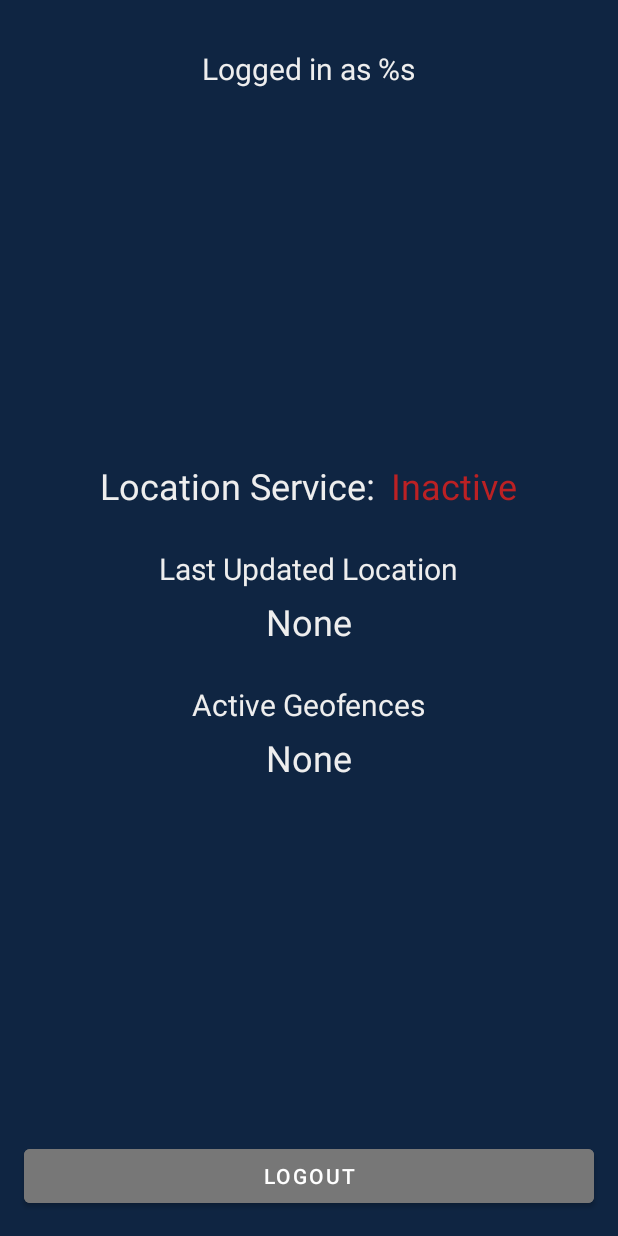
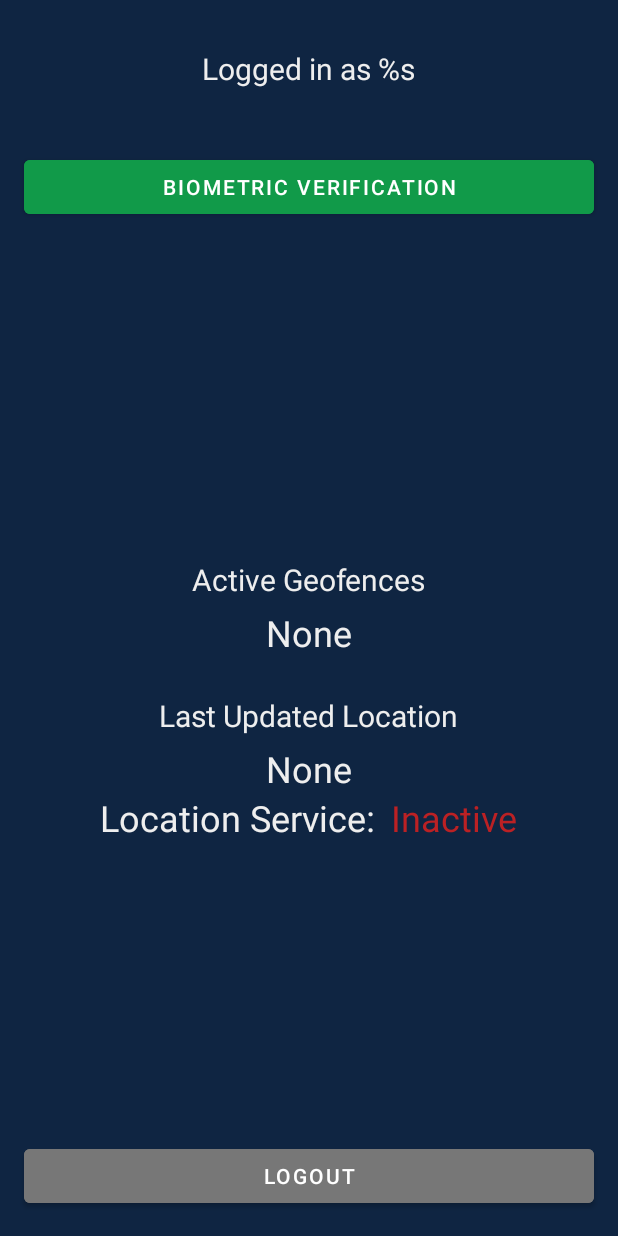
Before and after one commit to Nosewall/COMP-4800-Practicum-2, an Android app: the DashboardActivity screen opened directly, with no data from a screen before it, on a phone screen of 412 x 824 dp. Run offline under Robolectric (Android 15) with nearby library versions, the phone set to English and light mode, and no system bars; 1 statement that could not run was skipped.

Commit message:
feat: add biometrics button to dashboard
refactor dashboard layout

```diff
--- a/silver-servers-companion/app/src/main/res/layout/activity_dashboard.xml
+++ b/silver-servers-companion/app/src/main/res/layout/activity_dashboard.xml
@@ -27,39 +27,56 @@
 
     <LinearLayout
         android:layout_width="match_parent"
-        android:layout_height="match_parent"
+        android:layout_height="wrap_content"
+        android:orientation="vertical">
+
+        <Button
+            android:id="@+id/button_dash_biometrics"
+            android:layout_width="match_parent"
+            android:layout_height="wrap_content"
+            android:layout_margin="16sp"
+            android:backgroundTint="@color/primary"
+            android:onClick="logout"
+            android:text="@string/biometrics" />
+    </LinearLayout>
+
+    <LinearLayout
+        android:layout_width="match_parent"
+        android:layout_height="wrap_content"
+        android:layout_weight="1"
+        android:gravity="center_vertical"
         android:orientation="vertical">
 
         <LinearLayout
             android:layout_width="match_parent"
             android:layout_height="wrap_content"
-            android:layout_weight="1"
             android:gravity="center"
             android:orientation="vertical">
 
-            <LinearLayout
-                android:layout_width="match_parent"
+            <TextView
+                android:id="@+id/textView_dash_geoLabel"
+                android:layout_width="wrap_content"
                 android:layout_height="wrap_content"
-                android:gravity="center"
-                android:orientation="horizontal">
+                android:layout_marginTop="25dp"
+                android:layout_marginBottom="5dp"
+                android:text="Active Geofences"
+                android:textColor="@color/foreground"
+                android:textSize="20sp" />
 
-                <TextView
-                    android:id="@+id/textView_dash_serviceStatusLabel"
-                    android:layout_width="wrap_content"
-                    android:layout_height="wrap_content"
-                    android:layout_marginEnd="10dp"
-                    android:text="Location Service:"
-                    android:textColor="@color/foreground"
-                    android:textSize="24sp" />
+            <TextView
+                android:id="@+id/textView_dash_geo"
+                android:layout_width="wrap_content"
+                android:layout_height="wrap_content"
+                android:text="None"
+                android:textColor="@color/foreground"
+                android:textSize="24sp" />
+        </LinearLayout>
 
-                <TextView
-                    android:id="@+id/textView_dash_serviceStatus"
-                    android:layout_width="wrap_content"
-                    android:layout_height="wrap_content"
-                    android:text="None"
-                    android:textColor="@color/foreground"
-                    android:textSize="24sp" />
-            </LinearLayout>
+        <LinearLayout
+            android:layout_width="match_parent"
+            android:layout_height="wrap_content"
+            android:gravity="center"
+            android:orientation="vertical">
 
             <TextView
                 android:id="@+id/textView_dash_locationLabel"
@@ -78,26 +95,38 @@
                 android:text="None"
                 android:textColor="@color/foreground"
                 android:textSize="24sp" />
+        </LinearLayout>
+
+        <LinearLayout
+            android:layout_width="match_parent"
+            android:layout_height="wrap_content"
+            android:gravity="center"
+            android:orientation="horizontal">
 
             <TextView
-                android:id="@+id/textView_dash_geoLabel"
+                android:id="@+id/textView_dash_serviceStatusLabel"
                 android:layout_width="wrap_content"
                 android:layout_height="wrap_content"
-                android:layout_marginTop="25dp"
-                android:layout_marginBottom="5dp"
-                android:text="Active Geofences"
+                android:layout_marginEnd="10dp"
+                android:text="Location Service:"
                 android:textColor="@color/foreground"
-                android:textSize="20sp" />
+                android:textSize="24sp" />
 
             <TextView
-                android:id="@+id/textView_dash_geo"
+                android:id="@+id/textView_dash_serviceStatus"
                 android:layout_width="wrap_content"
                 android:layout_height="wrap_content"
                 android:text="None"
                 android:textColor="@color/foreground"
                 android:textSize="24sp" />
+        </LinearLayout>
 
-        </LinearLayout>
+    </LinearLayout>
+
+    <LinearLayout
+        android:layout_width="match_parent"
+        android:layout_height="wrap_content"
+        android:orientation="vertical">
 
         <Button
             android:id="@+id/button_dash_logout"
--- a/silver-servers-companion/app/src/main/res/values/strings.xml
+++ b/silver-servers-companion/app/src/main/res/values/strings.xml
@@ -4,6 +4,7 @@
     <string name="log_out">Logout</string>
     <string name="password">Password</string>
     <string name="oauth">OAuth</string>
+    <string name="biometrics">Biometric Verification</string>
     <string name="app_title">SilverServers Companion App</string>
     <string name="password_login">Password Login</string>
     <string name="username_email">Username/Email</string>
@@ -25,6 +26,5 @@
     <string name="hello_first_fragment">Hello first fragment</string>
     <string name="hello_second_fragment">Hello second fragment. Arg: %1$s</string>
     <string name="textview_biometric_prompt">Tap to prompt for biometrics</string>
-    <string name="Biometrics" />
     <string name="main_biometrics_textView">Biometrics</string>
 </resources>
```
